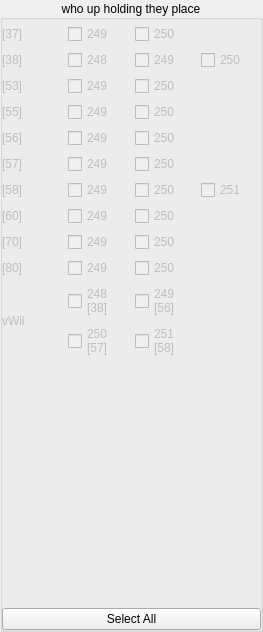
Before: the Qt Designer form D2xCheckGrid.ui in korbosoft/modmiiDownloader, drawn with Qt 5.
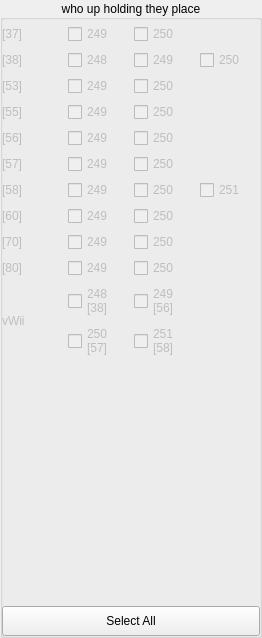
After: the same form once the commit is applied.

The edit to the form file:
```diff
--- a/D2xCheckGrid.ui
+++ b/D2xCheckGrid.ui
@@ -7,8 +7,8 @@
    <rect>
     <x>0</x>
     <y>0</y>
-    <width>263</width>
-    <height>632</height>
+    <width>262</width>
+    <height>638</height>
    </rect>
   </property>
   <property name="title">
@@ -22,8 +22,8 @@
     <rect>
      <x>0</x>
      <y>0</y>
-     <width>263</width>
-     <height>632</height>
+     <width>262</width>
+     <height>638</height>
     </rect>
    </property>
    <layout class="QVBoxLayout" name="layout">
@@ -459,6 +459,12 @@
     </item>
     <item>
      <widget class="QPushButton" name="select">
+      <property name="minimumSize">
+       <size>
+        <width>0</width>
+        <height>30</height>
+       </size>
+      </property>
       <property name="text">
        <string>Select All</string>
       </property>
```
